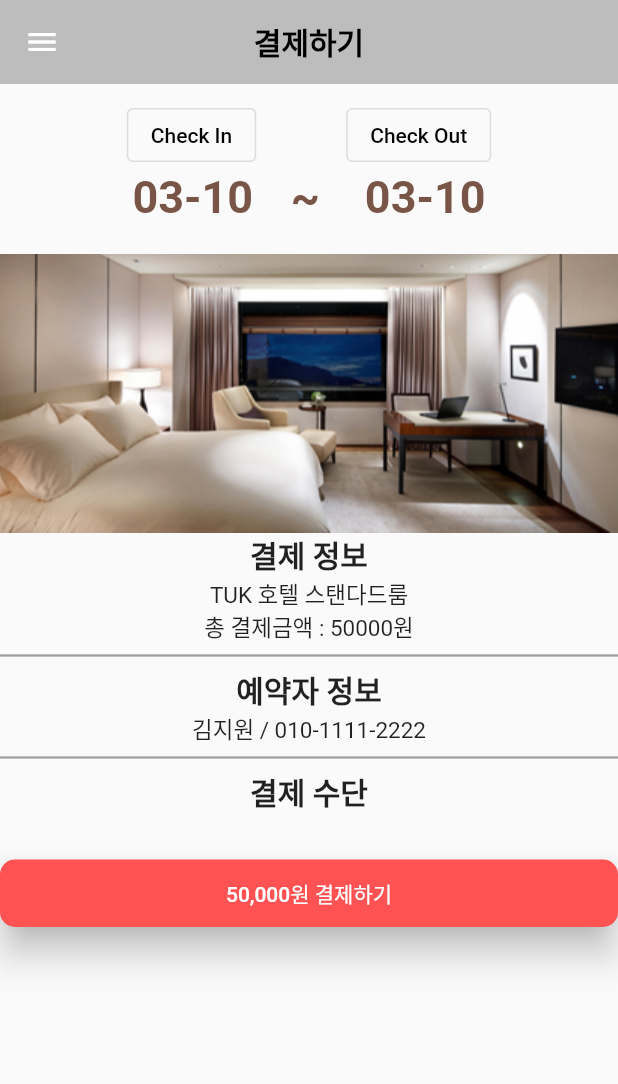
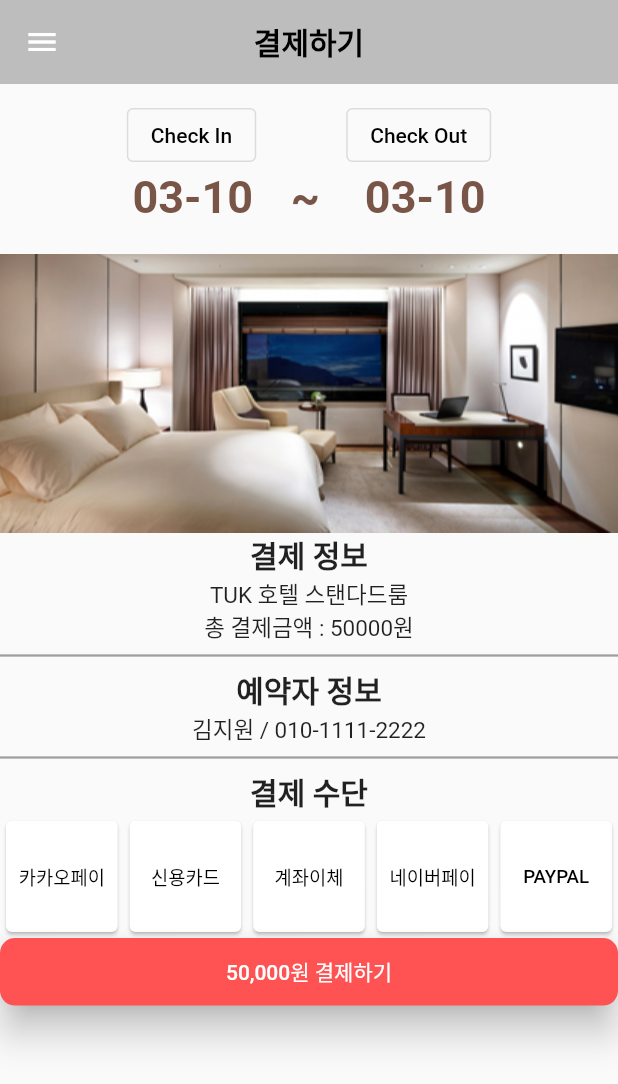
Before and after one commit to hallu0317/Capstone_Design_TUK, a Flutter app: the screen it shows once a user with an empty profile is signed in, after a tap on "시설 이용", on a phone screen of 412 x 824 dp. Shown: the top 1084 px of the screen. Run offline on Flutter 3.47's test engine with Material 2 defaults, Android fonts, the phone set to English and light mode, and no system bars; our stand-ins replace cloud_firestore, firebase_auth, firebase_core, get, google_sign_in; accounts and stored records are empty; network calls fail.

Commit message:
결제방법 paypal추가, 에픽 로고변경

```diff
--- a/FlutterLogin-main/FlutterLogin-main/lib/payment.dart
+++ b/FlutterLogin-main/FlutterLogin-main/lib/payment.dart
@@ -4,7 +4,6 @@ import 'package:flutter_login/auth_controller.dart';
 import 'package:flutter_login/fireStore.dart';
 import 'package:flutter_login/mainHome.dart';
 import 'package:flutter_login/myProfile.dart';
-import 'package:flutter_login/paymethod.dart';
 import 'package:flutter_login/regions_reservation.dart';
 import 'package:flutter_login/regions.dart';
 import 'package:get/get.dart';
@@ -20,6 +19,14 @@ class Payment extends StatefulWidget {
 class _PaymentState extends State<Payment> {
   DateTime _selectedDate_in = DateTime.now();
   DateTime _selectedDate_out = DateTime.now();
+  var paymethod = [
+    "카카오페이",
+    "신용카드",
+    "계좌이체",
+    "네이버페이",
+    "PAYPAL",
+  ];
+
   @override
   Widget build(BuildContext context) {
     double w = MediaQuery.of(context).size.width;
@@ -239,11 +246,11 @@ class _PaymentState extends State<Payment> {
                   style: TextStyle(fontWeight: FontWeight.bold, fontSize: 20.0),
                 ),
                 GridView.builder(
+                  gridDelegate: const SliverGridDelegateWithFixedCrossAxisCount(
+                    crossAxisCount: 5,
+                  ),
                   itemCount: paymethod.length,
                   shrinkWrap: true,
-                  gridDelegate: const SliverGridDelegateWithFixedCrossAxisCount(
-                    crossAxisCount: 4,
-                  ),
                   itemBuilder: (BuildContext context, int index) {
                     return Flexible(
                       child: Card(
@@ -257,19 +264,21 @@ class _PaymentState extends State<Payment> {
                             print("계좌이체");
                           } else if (paymethod[index] == "네이버페이") {
                             print("네이버페이");
+                          } else if (paymethod[index] == "PAYPAL") {
+                            print("PAYPAL");
                           }
                         },
                         child: Text(
                           paymethod[index],
                           style: TextStyle(
                             color: Colors.black,
+                            fontSize: 12.5,
                           ),
                         ),
                       )),
                     );
                   },
                 ),
-                SizedBox(height: 30),
                 Container(
                   width: w,
                   height: 45,
```
